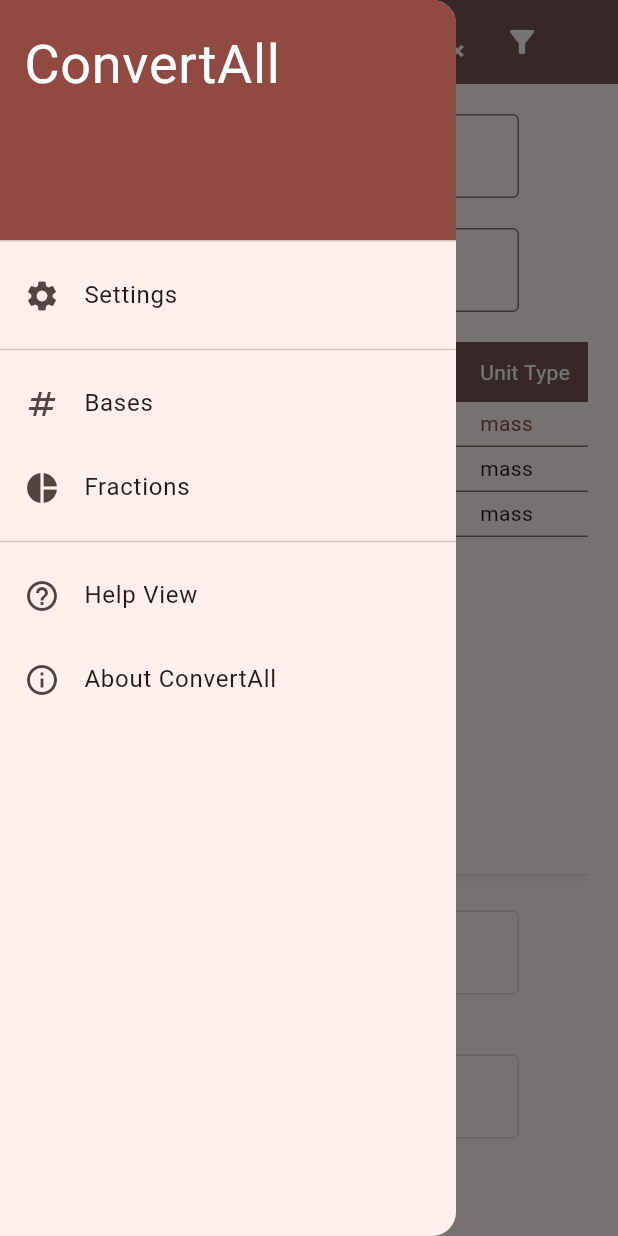
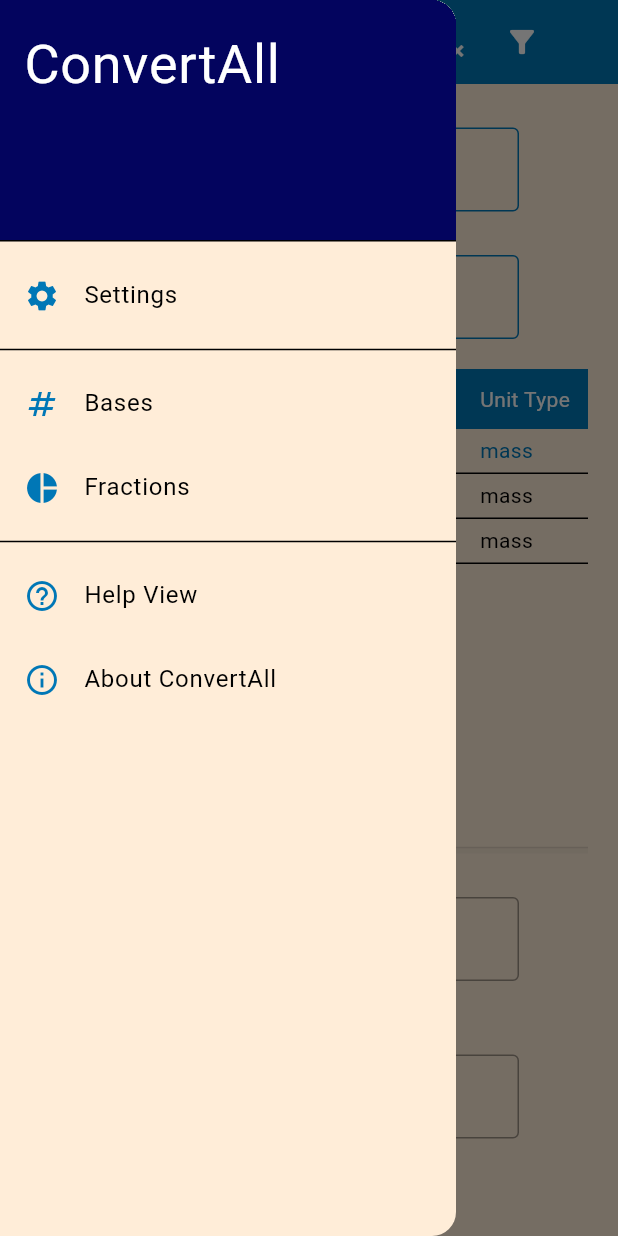
Before and after one commit to doug-101/ConvertAll, a Flutter app: the screen it shows after launch, in the side drawer, after a tap on "Settings", on a phone screen of 412 x 824 dp. Run offline on Flutter 3.47's test engine with Material 2 defaults, Android fonts, the phone set to English and light mode, and no system bars; our stand-ins replace decimal, flutter_spinbox, package_info_plus, shared_preferences; missing offline and left inert: eval_ex, flutter_markdown_selectionarea, window_manager; project files that could hold a hidden picture were left out.

Commit message:
add theme colors

```diff
--- /dev/null
+++ b/lib/gui/common_widgets.dart
@@ -0,0 +1,88 @@
+// common_widgets.dart, provides various customized widgets.
+// ConvertAll, a versatile unit conversion program.
+// Copyright (c) 2023, Douglas W. Bell.
+// Free software, GPL v2 or later.
+
+import 'package:flutter/material.dart';
+import 'package:flutter/services.dart';
+
+/// Provides a text editor with an upper-left label in a contrasting color.
+class LabelledTextEditor extends StatelessWidget {
+  final String labelText;
+  final String? errorText;
+  final String? helperText;
+  final TextEditingController? controller;
+  final FocusNode? focusNode;
+  final autofocus;
+  bool enabled;
+  List<TextInputFormatter>? inputFormatters;
+  final ValueChanged<String>? onChanged;
+
+  LabelledTextEditor({
+    super.key,
+    required this.labelText,
+    this.errorText,
+    this.helperText,
+    this.controller,
+    this.focusNode,
+    this.autofocus = false,
+    this.enabled = true,
+    this.inputFormatters,
+    this.onChanged,
+  });
+
+  @override
+  Widget build(BuildContext context) {
+    return Stack(
+      children: <Widget>[
+        Padding(
+          padding: const EdgeInsets.only(top: 9),
+          child: TextField(
+            controller: controller,
+            focusNode: focusNode,
+            autofocus: autofocus,
+            enabled: enabled,
+            inputFormatters: inputFormatters,
+            onChanged: onChanged,
+            // Avoid losing focus when clicking on unit table or elsewhere.
+            onTapOutside: (event) {},
+            decoration: InputDecoration(
+              errorText: errorText,
+              helperText: helperText,
+              border: OutlineInputBorder(),
+              filled: true,
+              fillColor: Theme.of(context).colorScheme.surface,
+            ),
+            style: TextStyle(
+              color: Theme.of(context).colorScheme.onSurface,
+            ),
+          ),
+        ),
+        Positioned(
+          left: 15,
+          child: Container(
+            height: 20,
+            width: 100,
+            decoration: BoxDecoration(
+              borderRadius: BorderRadius.circular(20),
+              color: enabled
+                  ? Theme.of(context).colorScheme.tertiary
+                  : Theme.of(context).colorScheme.tertiaryContainer,
+            ),
+            child: Center(
+              child: Text(
+                labelText,
+                style: TextStyle(
+                  fontSize: 12,
+                  color: enabled
+                      ? Theme.of(context).colorScheme.onTertiary
+                      : Theme.of(context).colorScheme.onTertiaryContainer,
+                ),
+              ),
+            ),
+          ),
+        ),
+      ],
+    );
+  }
+}
--- a/lib/gui/frame_view.dart
+++ b/lib/gui/frame_view.dart
@@ -195,8 +195,6 @@ class _FrameViewState extends State<FrameView> with WindowListener {
           ),
           appBar: AppBar(
             title: const Text('ConvertAll'),
-            backgroundColor: Theme.of(context).colorScheme.secondary,
-            foregroundColor: Theme.of(context).colorScheme.onSecondary,
             // Manually create button to avoid focus using tab key.
             leading: IconButton(
               icon: Icon(Icons.menu_rounded),
--- a/lib/gui/help_view.dart
+++ b/lib/gui/help_view.dart
@@ -57,8 +57,6 @@ class _HelpViewState extends State<HelpView> {
       child: Scaffold(
         appBar: AppBar(
           title: const Text('Help - ConvertAll'),
-          backgroundColor: Theme.of(context).colorScheme.secondary,
-          foregroundColor: Theme.of(context).colorScheme.onSecondary,
           actions: <Widget>[
             if (pagePos > 0)
               IconButton(
--- a/lib/gui/settings_edit.dart
+++ b/lib/gui/settings_edit.dart
@@ -7,6 +7,7 @@ import 'package:flutter/foundation.dart';
 import 'package:flutter/material.dart';
 import 'package:provider/provider.dart';
 import '../main.dart' show prefs, allowSaveWindowGeo, saveWindowGeo;
+import '../model/theme_model.dart';
 import '../model/unit_controller.dart';
 
 /// A user settings view.
@@ -29,6 +30,8 @@ class _SettingEditState extends State<SettingEdit> {
       _formKey.currentState!.save();
       final model = Provider.of<UnitController>(context, listen: false);
       model.notifyListeners();
+      final themeModel = Provider.of<ThemeModel>(context, listen: false);
+      themeModel.updateTheme();
       return true;
     }
     return false;
@@ -39,8 +42,6 @@ class _SettingEditState extends State<SettingEdit> {
     return Scaffold(
       appBar: AppBar(
         title: Text('Settings - ConvertAll'),
-        backgroundColor: Theme.of(context).colorScheme.secondary,
-        foregroundColor: Theme.of(context).colorScheme.onSecondary,
         actions: <Widget>[
           IconButton(
             icon: const Icon(Icons.close),
--- a/lib/gui/unit_table.dart
+++ b/lib/gui/unit_table.dart
@@ -76,17 +76,17 @@ class _UnitTableState extends State<UnitTable> {
                           final isSelected =
                               unit == model.currentUnit?.unitMatch;
                           final isActive = unit == model.highlightedTableUnit;
-                          final textStyle = isSelected
-                              ? TextStyle(
-                                  color:
-                                      Theme.of(context).colorScheme.onPrimary,
-                                )
-                              : isActive
-                                  ? TextStyle(
-                                      color:
-                                          Theme.of(context).colorScheme.primary,
-                                    )
-                                  : null;
+                          final textStyle = TextStyle(
+                            color: isSelected
+                                ? Theme.of(context)
+                                    .colorScheme
+                                    .onPrimaryContainer
+                                : isActive
+                                    ? Theme.of(context)
+                                        .colorScheme
+                                        .onSurfaceVariant
+                                    : Theme.of(context).colorScheme.onSurface,
+                          );
                           return GestureDetector(
                             onTap: () {
                               model.replaceCurrentUnit(unit);
@@ -101,8 +101,10 @@ class _UnitTableState extends State<UnitTable> {
                                       color: Theme.of(context).dividerColor),
                                 ),
                                 color: isSelected
-                                    ? Theme.of(context).primaryColor
-                                    : null,
+                                    ? Theme.of(context)
+                                        .colorScheme
+                                        .primaryContainer
+                                    : Theme.of(context).colorScheme.surface,
                               ),
                               child: Row(
                                 mainAxisSize: MainAxisSize.min,
@@ -154,7 +156,7 @@ class _UnitTableHeader extends SliverPersistentHeaderDelegate {
   double get minExtent => headerHeight;
 
   @override
-  bool shouldRebuild(_UnitTableHeader oldDelegate) => false;
+  bool shouldRebuild(_UnitTableHeader oldDelegate) => true;
 
   @override
   Widget build(
--- a/lib/gui/unit_text_editor.dart
+++ b/lib/gui/unit_text_editor.dart
@@ -9,6 +9,7 @@ import 'package:flutter/services.dart';
 import 'package:provider/provider.dart';
 import '../model/unit_controller.dart';
 import '../model/unit_group.dart';
+import 'common_widgets.dart';
 
 class UnitTextEditor extends StatefulWidget {
   final UnitGroup unitGroup;
@@ -140,12 +141,11 @@ class _UnitTextEditorState extends State<UnitTextEditor> {
             );
             model.tabPressFlag = false;
           }
-          return TextField(
+          return LabelledTextEditor(
+            labelText: widget.isFrom ? 'From Unit' : 'To Unit',
             controller: _editController,
             focusNode: _editorFocusNode,
             autofocus: widget.isFrom,
-            // Avoid losing focus when clicking on unit table or elsewhere.
-            onTapOutside: (event) {},
             onChanged: (String newText) {
               // Compare with spaces removed to allow backspace to remove
               // extra space.
@@ -160,10 +160,6 @@ class _UnitTextEditorState extends State<UnitTextEditor> {
                 );
               }
             },
-            decoration: InputDecoration(
-              border: OutlineInputBorder(),
-              labelText: widget.isFrom ? 'From Unit' : 'To Unit',
-            ),
           );
         },
       ),
--- a/lib/gui/unit_value_editor.dart
+++ b/lib/gui/unit_value_editor.dart
@@ -8,6 +8,7 @@ import 'package:flutter/material.dart';
 import 'package:provider/provider.dart';
 import 'package:flutter/services.dart';
 import '../model/unit_controller.dart';
+import 'common_widgets.dart';
 
 class UnitValueEditor extends StatefulWidget {
   final bool isFrom;
@@ -74,11 +75,10 @@ class _UnitValueEditorState extends State<UnitValueEditor> {
           }
           return Column(
             children: <Widget>[
-              TextField(
+              LabelledTextEditor(
+                labelText: widget.isFrom ? 'From Value' : 'To Value',
                 controller: _editController,
                 focusNode: _editorFocusNode,
-                // Avoid losing focus when clicking elsewhere.
-                onTapOutside: (event) {},
                 enabled: model.canConvert,
                 inputFormatters: <TextInputFormatter>[
                   FilteringTextInputFormatter.allow(
@@ -88,10 +88,6 @@ class _UnitValueEditorState extends State<UnitValueEditor> {
                 onChanged: (String newText) {
                   model.updateEnteredValue(newText, widget.isFrom);
                 },
-                decoration: InputDecoration(
-                  border: OutlineInputBorder(),
-                  labelText: widget.isFrom ? 'From Value' : 'To Value',
-                ),
               ),
               Text(thisUnit.isValid ? thisUnit.toString() : '[no unit set]'),
             ],
--- a/lib/main.dart
+++ b/lib/main.dart
@@ -9,6 +9,7 @@ import 'package:provider/provider.dart';
 import 'package:shared_preferences/shared_preferences.dart';
 import 'package:window_manager/window_manager.dart';
 import 'gui/frame_view.dart';
+import 'model/theme_model.dart';
 import 'model/unit_controller.dart';
 
 /// [prefs] is the global shared_preferences instance.
@@ -16,6 +17,9 @@ late final SharedPreferences prefs;
 
 /// This is initially false to avoid saving window geometry during setup.
 bool allowSaveWindowGeo = false;
+
+const _stdWidth = 1200.0;
+const _stdHeight = 1000.0;
 
 Future<void> main() async {
   LicenseRegistry.addLicense(
@@ -40,19 +44,17 @@ Future<void> main() async {
   );
   WidgetsFlutterBinding.ensureInitialized();
   prefs = await SharedPreferences.getInstance();
-  final stdWidth = 1200.0;
-  final stdHeight = 1000.0;
   if (!kIsWeb &&
       (defaultTargetPlatform == TargetPlatform.linux ||
           defaultTargetPlatform == TargetPlatform.windows ||
           defaultTargetPlatform == TargetPlatform.macOS)) {
     await windowManager.ensureInitialized();
-    var size = Size(stdWidth, stdHeight);
+    var size = Size(_stdWidth, _stdHeight);
     double? offsetX, offsetY;
     if (prefs.getBool('save_window_geo') ?? true) {
       size = Size(
-        prefs.getDouble('win_size_x') ?? stdWidth,
-        prefs.getDouble('win_size_y') ?? stdHeight,
+        prefs.getDouble('win_size_x') ?? _stdWidth,
+        prefs.getDouble('win_size_y') ?? _stdHeight,
       );
       offsetX = prefs.getDouble('win_pos_x');
       offsetY = prefs.getDouble('win_pos_y');
@@ -61,7 +63,7 @@ Future<void> main() async {
     await windowManager.setSize(size);
     windowManager.waitUntilReadyToShow(null, () async {
       await windowManager.setTitle('ConvertAll');
-      await windowManager.setMinimumSize(Size(270.0, 650.0));
+      await windowManager.setMinimumSize(Size(490.0, 950.0));
       await windowManager.setSize(size);
       if (offsetX != null && offsetY != null) {
         await windowManager.setPosition(Offset(offsetX, offsetY));
@@ -70,10 +72,44 @@ Future<void> main() async {
       allowSaveWindowGeo = prefs.getBool('save_window_geo') ?? true;
     });
   }
-  if (kIsWeb) {
-    final ratio = prefs.getDouble('calc_scale') ?? 1.0;
   runApp(
-      FractionallySizedBox(
+    MultiProvider(
+      providers: [
+        ChangeNotifierProvider<UnitController>(create: (_) => UnitController()),
+        ChangeNotifierProvider<ThemeModel>(create: (_) => ThemeModel()),
+      ],
+      child: Consumer<ThemeModel>(
+        builder: (context, themeModel, child) {
+          final rootApp = kIsWeb ? _webRootApp : _stdRootApp;
+          return rootApp(
+            child: MaterialApp(
+              title: 'ConvertAll',
+              theme: themeModel.getTheme(),
+              home: FrameView(),
+              debugShowCheckedModeBanner: false,
+            ),
+          );
+        },
+      ),
+    ),
+  );
+}
+
+Widget _stdRootApp({required Widget child}) {
+  final ratio = prefs.getDouble('view_scale') ?? 1.0;
+  return FractionallySizedBox(
+    widthFactor: 1 / ratio,
+    heightFactor: 1 / ratio,
+    child: Transform.scale(
+      scale: ratio,
+      child: child,
+    ),
+  );
+}
+
+Widget _webRootApp({required Widget child}) {
+  final ratio = prefs.getDouble('view_scale') ?? 1.0;
+  return FractionallySizedBox(
     widthFactor: 1 / ratio,
     heightFactor: 1 / ratio,
     child: Transform.scale(
@@ -82,52 +118,17 @@ Future<void> main() async {
         color: Color(0xFFa2b7bd),
         child: Center(
           child: SizedBox(
-                width: stdWidth,
-                height: stdHeight,
+            width: _stdWidth,
+            height: _stdHeight,
             child: ClipRRect(
               borderRadius: BorderRadius.circular(20.0),
-                  child: _RootApp(),
-                ),
+              child: child,
             ),
           ),
         ),
       ),
     ),
   );
-  } else {
-    runApp(_RootApp());
-  }
-}
-
-class _RootApp extends StatelessWidget {
-  _RootApp({super.key});
-
-  @override
-  Widget build(BuildContext context) {
-    final ratio = prefs.getDouble('view_scale') ?? 1.0;
-    return FractionallySizedBox(
-      widthFactor: 1 / ratio,
-      heightFactor: 1 / ratio,
-      child: Transform.scale(
-        scale: ratio,
-        child: ChangeNotifierProvider<UnitController>(
-          create: (context) => UnitController(),
-          child: MaterialApp(
-            title: 'ConvertAll',
-            theme: ThemeData(
-              colorScheme: ColorScheme.fromSeed(
-                brightness: Brightness.light,
-                seedColor: Colors.red,
-              ),
-              useMaterial3: true,
-            ),
-            home: FrameView(),
-            debugShowCheckedModeBanner: false,
-          ),
-        ),
-      ),
-    );
-  }
 }
 
 Future<void> saveWindowGeo() async {
```
Also changed, not shown: lib/gui/bases_view.dart (+8 -14 lines), lib/gui/fractions_view.dart (+21 -13 lines), lib/model/theme_model.dart (added, +100 -0 lines). Lines whose indentation alone changed are shown as unchanged.
